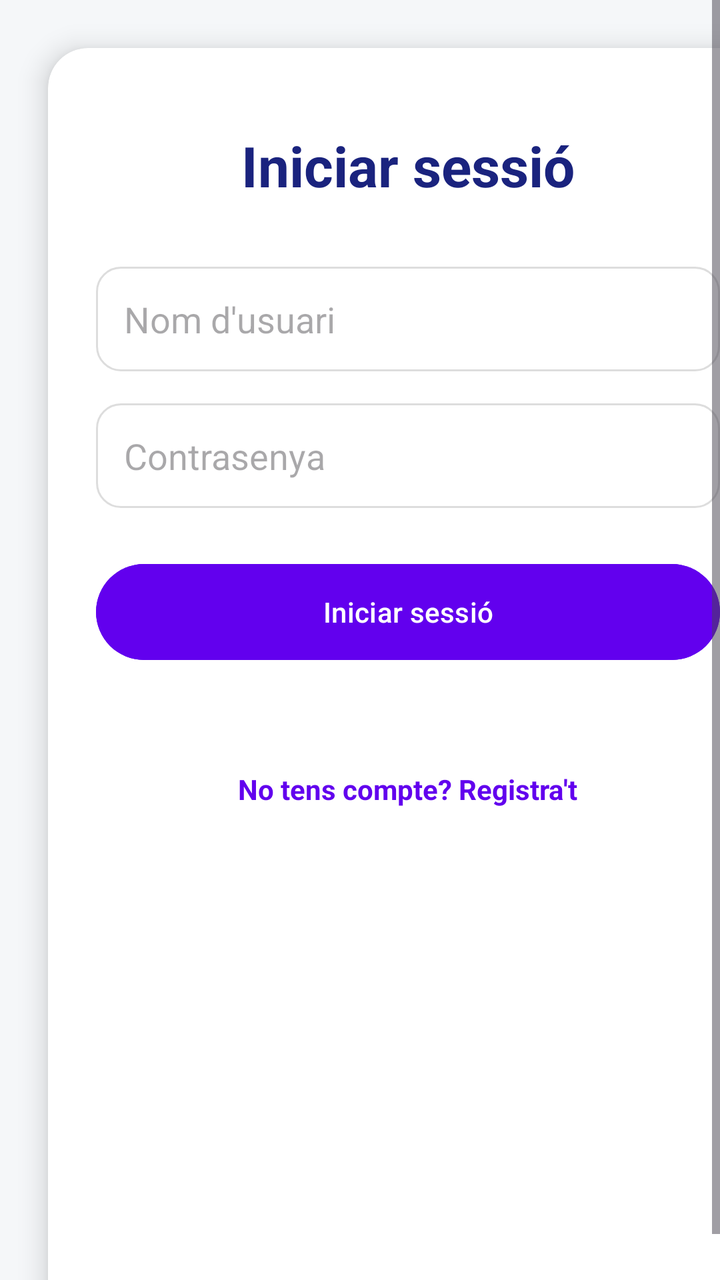
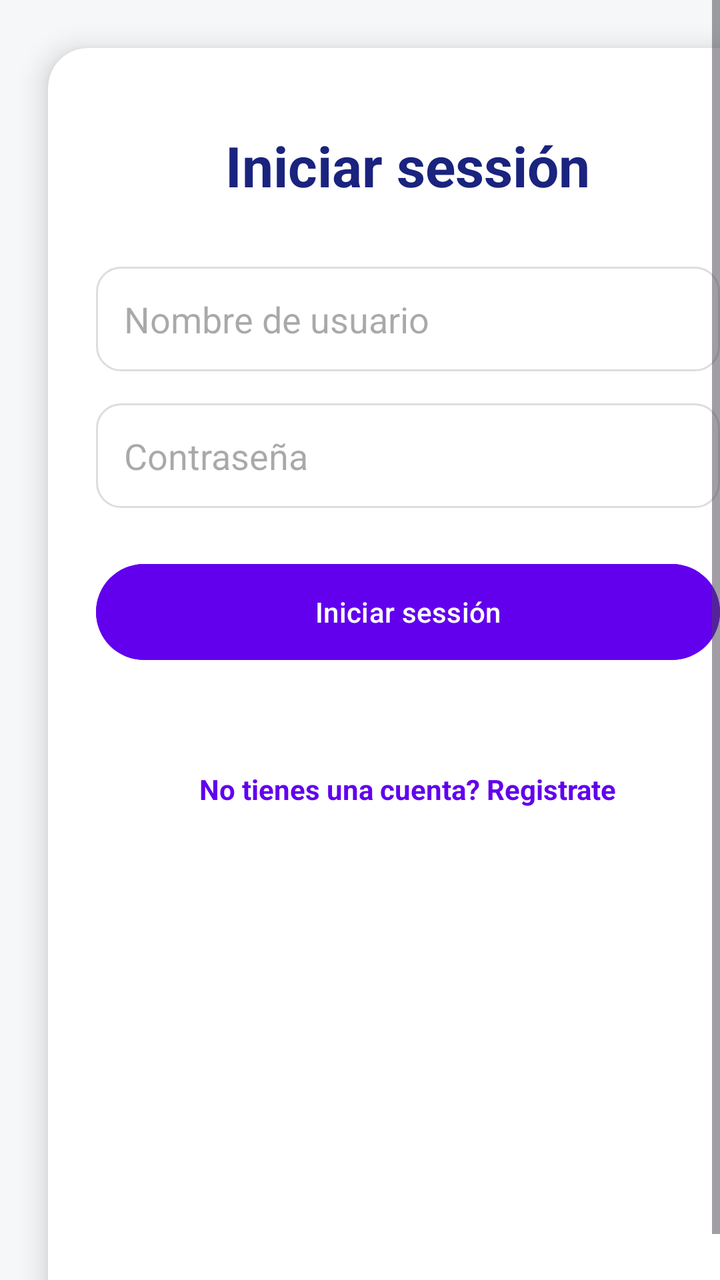

Screens rendered from an Android XML layout before and after an edit, with the pre-edit source and the edit as a unified diff.
<!-- AndroidManifest.xml: application theme Theme.Projecte -->
<!-- res/layout/activity_login.xml -->
<?xml version="1.0" encoding="utf-8"?>
<ScrollView xmlns:android="http://schemas.android.com/apk/res/android"
    xmlns:app="http://schemas.android.com/apk/res-auto"
    android:layout_width="match_parent"
    android:layout_height="match_parent"
    android:background="#F5F7F9"
    android:fillViewport="true">

    <androidx.cardview.widget.CardView
        android:layout_width="match_parent"
        android:layout_height="wrap_content"
        android:layout_margin="24dp"
        app:cardCornerRadius="20dp"
        app:cardElevation="8dp">

        <LinearLayout
            android:layout_width="match_parent"
            android:layout_height="wrap_content"
            android:orientation="vertical"
            android:padding="24dp">

            <TextView
                android:id="@+id/tvTitol"
                android:layout_width="wrap_content"
                android:layout_height="wrap_content"
                android:text="Iniciar sessió"
                android:textSize="28sp"
                android:textStyle="bold"
                android:textColor="#1A237E"
                android:layout_gravity="center"
                android:layout_marginTop="16dp"
                android:layout_marginBottom="32dp"/>

            <EditText
                android:id="@+id/etNom"
                android:layout_width="match_parent"
                android:layout_height="wrap_content"
                android:hint="Nom d'usuari"
                android:inputType="text"
                android:background="@drawable/bg_edittext_rounded"
                android:padding="14dp"
                android:layout_marginBottom="16dp"/>

            <EditText
                android:id="@+id/etContrasenya"
                android:layout_width="match_parent"
                android:layout_height="wrap_content"
                android:hint="Contrasenya"
                android:inputType="textPassword"
                android:background="@drawable/bg_edittext_rounded"
                android:padding="14dp"
                android:layout_marginBottom="24dp"/>

            <Button
                android:id="@+id/btnLogin"
                android:layout_width="match_parent"
                android:layout_height="56dp"
                android:text="Iniciar sessió"
                android:textColor="#FFFFFF"
                android:backgroundTint="#6200EE"
                app:cornerRadius="30dp"/>

            <TextView
                android:id="@+id/tvError"
                android:layout_width="match_parent"
                android:layout_height="wrap_content"
                android:text=""
                android:textColor="#D32F2F"
                android:textAlignment="center"
                android:layout_marginTop="16dp"/>

            <TextView
                android:id="@+id/tvAnarARegistre"
                android:layout_width="wrap_content"
                android:layout_height="wrap_content"
                android:text="No tens compte? Registra't"
                android:textColor="#6200EE"
                android:textStyle="bold"
                android:padding="8dp"
                android:layout_gravity="center"
                android:layout_marginTop="8dp"/>
        </LinearLayout>
    </androidx.cardview.widget.CardView>
</ScrollView>
<!-- resources referenced by this layout -->
<resources>
  <!-- drawable bg_edittext_rounded (drawable) -->
  <shape xmlns:android="http://schemas.android.com/apk/res/android" android:shape="rectangle">
      <solid android:color="#FFFFFF" />
      <stroke android:width="1dp" android:color="#DDDDDD" />
      <corners android:radius="12dp" />
  </shape>
  <style name="Theme.Projecte" parent="Base.Theme.Projecte" />
  <style name="Base.Theme.Projecte" parent="Theme.Material3.DayNight.NoActionBar">
          
          
      </style>
</resources>

<!-- the commit's change to res/layout/activity_login.xml (unified diff, before → after) -->
@@ -23,7 +23,7 @@
                 android:id="@+id/tvTitol"
                 android:layout_width="wrap_content"
                 android:layout_height="wrap_content"
-                android:text="Iniciar sessió"
+                android:text="Iniciar sessión"
                 android:textSize="28sp"
                 android:textStyle="bold"
                 android:textColor="#1A237E"
@@ -35,7 +35,7 @@
                 android:id="@+id/etNom"
                 android:layout_width="match_parent"
                 android:layout_height="wrap_content"
-                android:hint="Nom d'usuari"
+                android:hint="Nombre de usuario"
                 android:inputType="text"
                 android:background="@drawable/bg_edittext_rounded"
                 android:padding="14dp"
@@ -45,7 +45,7 @@
                 android:id="@+id/etContrasenya"
                 android:layout_width="match_parent"
                 android:layout_height="wrap_content"
-                android:hint="Contrasenya"
+                android:hint="Contraseña"
                 android:inputType="textPassword"
                 android:background="@drawable/bg_edittext_rounded"
                 android:padding="14dp"
@@ -55,7 +55,7 @@
                 android:id="@+id/btnLogin"
                 android:layout_width="match_parent"
                 android:layout_height="56dp"
-                android:text="Iniciar sessió"
+                android:text="Iniciar sessión"
                 android:textColor="#FFFFFF"
                 android:backgroundTint="#6200EE"
                 app:cornerRadius="30dp"/>
@@ -73,7 +73,7 @@
                 android:id="@+id/tvAnarARegistre"
                 android:layout_width="wrap_content"
                 android:layout_height="wrap_content"
-                android:text="No tens compte? Registra't"
+                android:text="No tienes una cuenta? Registrate"
                 android:textColor="#6200EE"
                 android:textStyle="bold"
                 android:padding="8dp"
